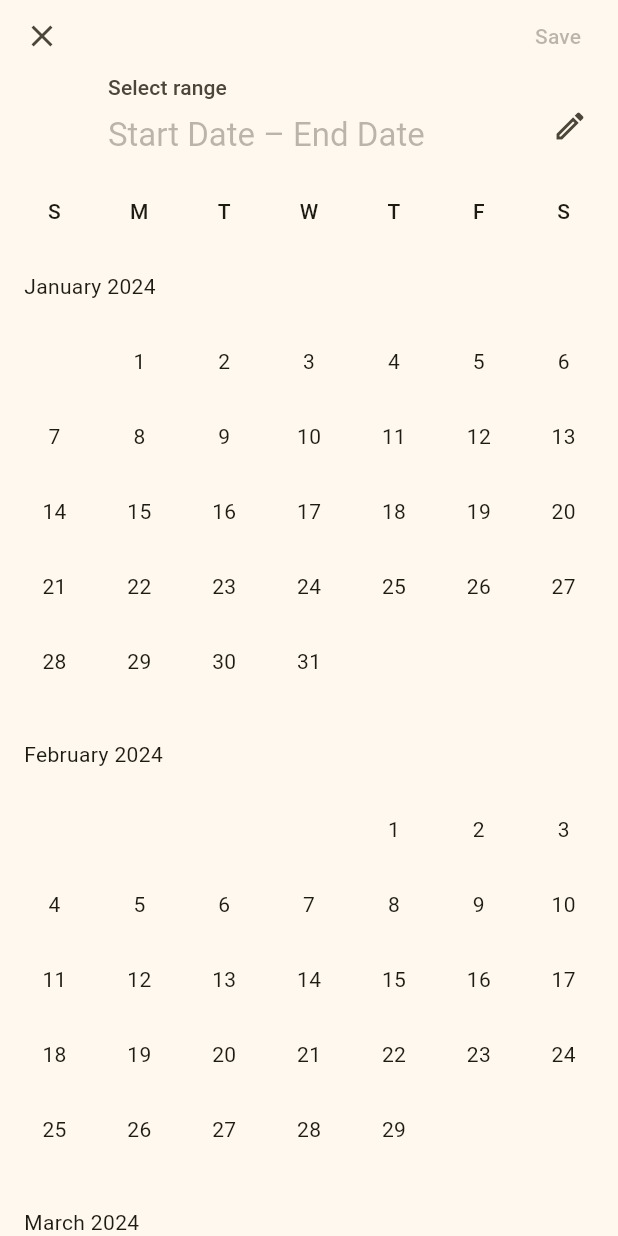
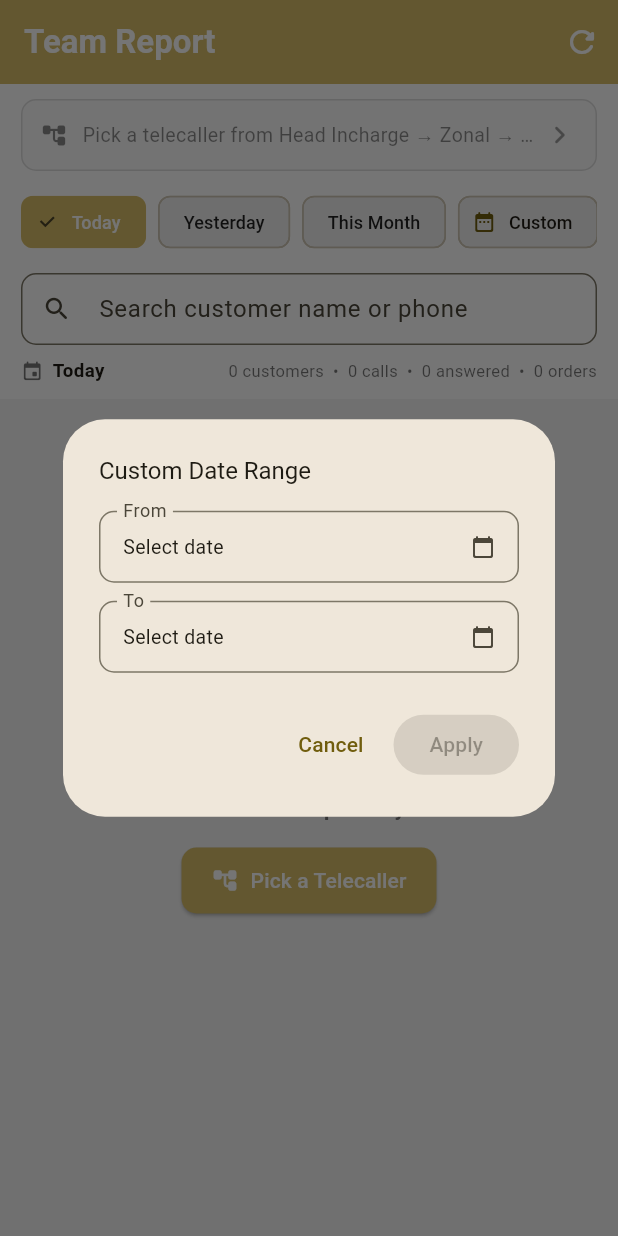
Before and after one commit to loagma/loagma_crm_new, a Flutter app: the TelecallerDailyReportScreen screen opened by its route, after a tap on "Custom", on a phone screen of 412 x 824 dp. Run offline on Flutter 3.47's test engine with Material 3 defaults, Android fonts, the phone set to English and light mode, and no system bars; our stand-ins replace audioplayers, battery_plus, fl_chart, flutter_local_notifications, flutter_map, fluttertoast and 11 more; missing offline and left inert: flutter_foreground_task; accounts and stored records are empty.

Commit message:
fix: compact custom date-range picker + font_awesome_flutter 11 upgrade
Self/Team Report's "Custom" date filter used showDateRangePicker, which
Flutter renders full-screen on phone widths - felt like navigating away
from the report. Replaced it with a small popup dialog holding two
tappable date fields, each opening Flutter's compact single-date
picker, so the whole flow now stays as an overlay on the report screen.

Also upgraded font_awesome_flutter 10.12.0 -> 11.x: the installed
Flutter SDK's IconData is now a `final class`, and 10.12.0's icon
classes extended it directly, breaking the web build. 11.x switches to
a wrapper type (FaIconData) instead - updated the two local helpers
that took a raw IconData for a FontAwesomeIcons constant
(worklist_visit_screen's _actFa, complaints_screen's _iconBtn) to match.

Co-Authored-By: Claude Sonnet 5 <noreply@anthropic.com>

```diff
--- a/client/lib/screens/complaints/complaints_screen.dart
+++ b/client/lib/screens/complaints/complaints_screen.dart
@@ -446,7 +446,7 @@ class _ComplaintCard extends StatelessWidget {
     return double.tryParse(v.toString());
   }
 
-  Widget _iconBtn(IconData? icon, Color color, VoidCallback? onTap, {String? tooltip, IconData? faIcon}) {
+  Widget _iconBtn(IconData? icon, Color color, VoidCallback? onTap, {String? tooltip, FaIconData? faIcon}) {
     final iconColor = onTap != null ? color : color.withValues(alpha: 0.35);
     final btn = InkWell(
       onTap: onTap,
--- a/client/lib/screens/shared/worklist_visit_screen.dart
+++ b/client/lib/screens/shared/worklist_visit_screen.dart
@@ -1424,7 +1424,7 @@ class _WorklistVisitScreenState extends State<WorklistVisitScreen> {
         ),
       );
 
-  Widget _actFa(IconData icon, Color c, VoidCallback? onTap) => GestureDetector(
+  Widget _actFa(FaIconData icon, Color c, VoidCallback? onTap) => GestureDetector(
         onTap: onTap,
         child: Container(
           width: 40,
--- a/client/lib/screens/telecaller/telecaller_daily_report_screen.dart
+++ b/client/lib/screens/telecaller/telecaller_daily_report_screen.dart
@@ -140,16 +140,96 @@ class _TelecallerDailyReportScreenState extends State<TelecallerDailyReportScree
     _load();
   }
 
+  // A small popup (not the full-screen showDateRangePicker) with two
+  // tappable date fields — each opens Flutter's compact single-date picker
+  // — so the whole flow stays as an overlay on this screen.
   Future<void> _pickCustomRange() async {
     final now = DateTime.now();
-    final picked = await showDateRangePicker(
+    DateTime? from = _customRange?.start;
+    DateTime? to = _customRange?.end;
+
+    final result = await showDialog<DateTimeRange>(
       context: context,
-      initialDateRange: _customRange,
-      firstDate: DateTime(2024, 1, 1),
-      lastDate: now,
+      builder: (ctx) => StatefulBuilder(
+        builder: (ctx, setDialogState) {
+          Future<void> pickFrom() async {
+            final d = await showDatePicker(
+              context: ctx,
+              initialDate: from ?? now,
+              firstDate: DateTime(2024, 1, 1),
+              lastDate: now,
+            );
+            if (d != null) {
+              setDialogState(() {
+                from = d;
+                if (to != null && to!.isBefore(d)) to = d;
+              });
+            }
+          }
+
+          Future<void> pickTo() async {
+            final d = await showDatePicker(
+              context: ctx,
+              initialDate: to ?? from ?? now,
+              firstDate: from ?? DateTime(2024, 1, 1),
+              lastDate: now,
+            );
+            if (d != null) setDialogState(() => to = d);
+          }
+
+          Widget dateField(String label, DateTime? value, VoidCallback onTap) {
+            return InkWell(
+              onTap: onTap,
+              borderRadius: BorderRadius.circular(10),
+              child: InputDecorator(
+                decoration: InputDecoration(
+                  labelText: label,
+                  isDense: true,
+                  contentPadding: const EdgeInsets.symmetric(horizontal: 12, vertical: 10),
+                  border: OutlineInputBorder(borderRadius: BorderRadius.circular(10)),
+                  suffixIcon: const Icon(Icons.calendar_today_rounded, size: 16),
+                ),
+                child: Text(
+                  value == null ? 'Select date' : _ymd(value),
+                  style: const TextStyle(fontSize: 13),
+                ),
+              ),
+            );
+          }
+
+          return AlertDialog(
+            title: const Text('Custom Date Range', style: TextStyle(fontSize: 16)),
+            content: SizedBox(
+              width: 280,
+              child: Column(
+                mainAxisSize: MainAxisSize.min,
+                children: [
+                  dateField('From', from, pickFrom),
+                  const SizedBox(height: 12),
+                  dateField('To', to, pickTo),
+                ],
+              ),
+            ),
+            actions: [
+              TextButton(
+                onPressed: () => Navigator.pop(ctx),
+                child: const Text('Cancel'),
+              ),
+              ElevatedButton(
+                style: ElevatedButton.styleFrom(backgroundColor: kGold, foregroundColor: Colors.white),
+                onPressed: (from != null && to != null)
+                    ? () => Navigator.pop(ctx, DateTimeRange(start: from!, end: to!))
+                    : null,
+                child: const Text('Apply'),
+              ),
+            ],
+          );
+        },
+      ),
     );
-    if (picked == null) return;
-    setState(() { _customRange = picked; _filter = _RangeFilter.custom; });
+
+    if (result == null) return;
+    setState(() { _customRange = result; _filter = _RangeFilter.custom; });
     _load();
   }
 
--- a/client/pubspec.yaml
+++ b/client/pubspec.yaml
@@ -39,7 +39,7 @@ dependencies:
   image_picker: ^1.1.2
   geolocator: ^13.0.2
   url_launcher: ^6.3.1
-  font_awesome_flutter: ^10.7.0
+  font_awesome_flutter: ^11.0.0
   flutter_local_notifications: ^17.2.4
   timezone: ^0.9.0
   fl_chart: ^0.69.2
```
Also changed, not shown: client/pubspec.lock, 29 other files.
